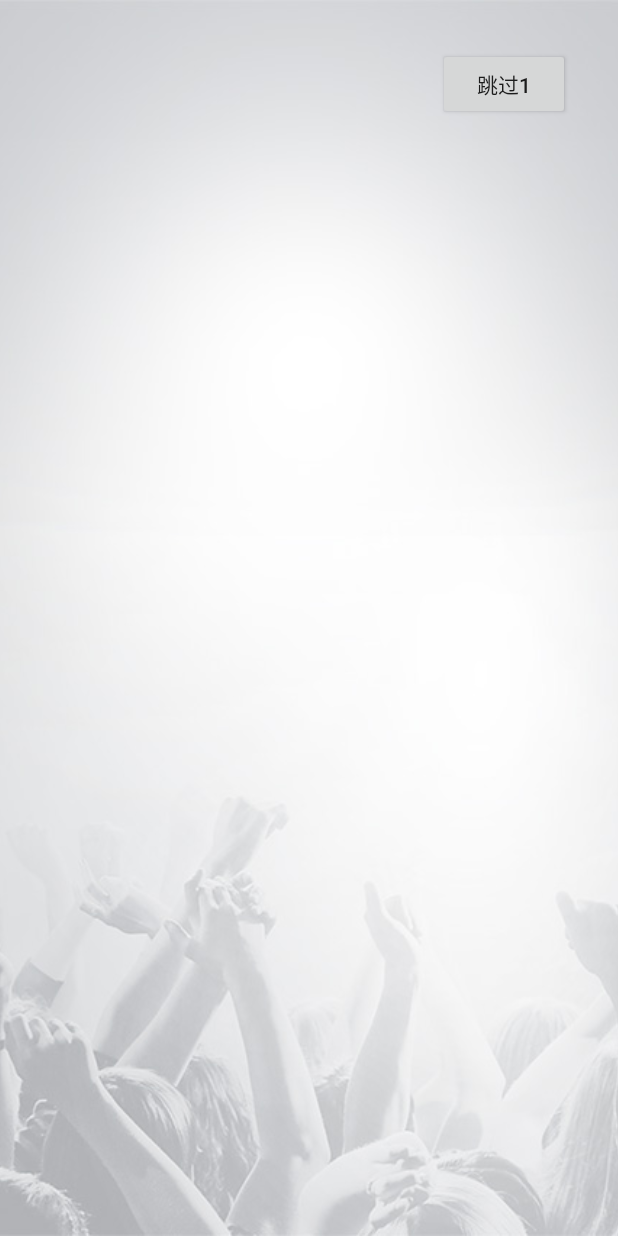
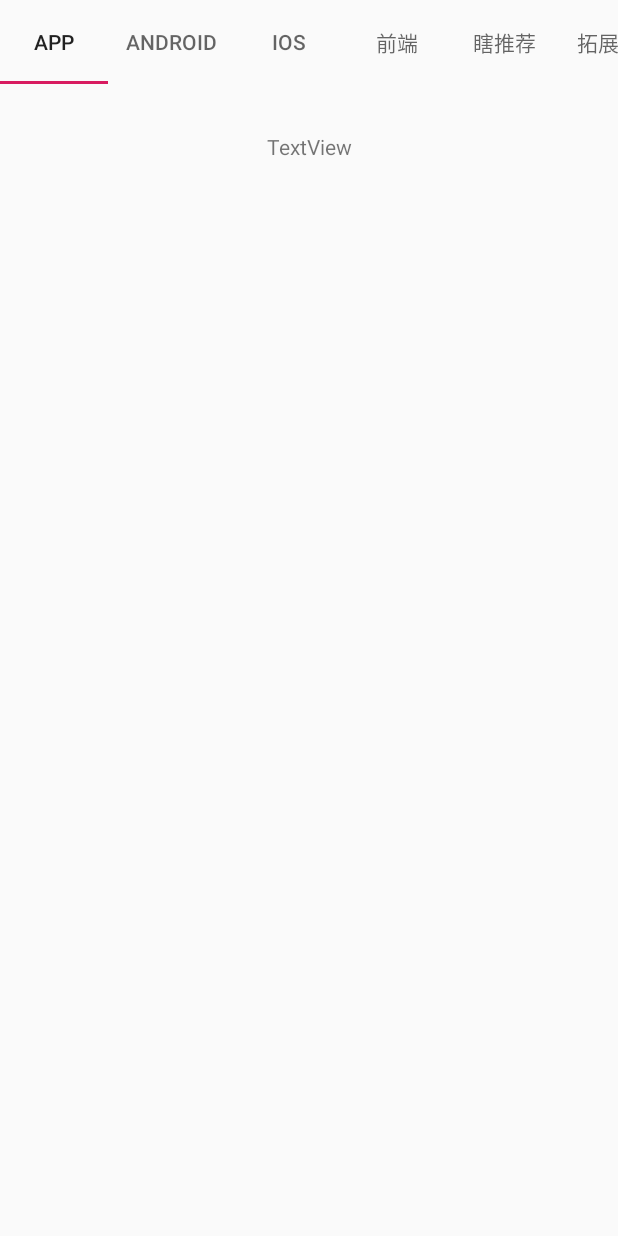
Before and after one commit to limpid100/DAll, an Android app: the screen it shows after launch (SplashActivity before the commit, MainActivity after it), on a phone screen of 412 x 824 dp. Run offline under Robolectric (Android 15) with nearby library versions, the phone set to English and light mode, and no system bars; our stand-ins replace ButterKnife, RxJava; network calls fail; pictures from the network do not load.

Commit message:
Fragment

```diff
--- a/app/build.gradle
+++ b/app/build.gradle
@@ -33,4 +33,5 @@ dependencies {
     implementation 'com.squareup.retrofit2:converter-gson:2.4.0'
     implementation 'com.github.bumptech.glide:glide:4.8.0'
     implementation 'com.squareup.retrofit2:adapter-rxjava2:2.5.0'
+    implementation 'com.android.support:design:28.0.0'
 }
--- a/app/src/main/AndroidManifest.xml
+++ b/app/src/main/AndroidManifest.xml
@@ -14,7 +14,7 @@
         android:supportsRtl="true"
         android:theme="@style/AppTheme"
         tools:ignore="GoogleAppIndexingWarning">
-        <activity android:name=".MainActivity"/>
+        <activity android:name=".main.MainActivity"/>
         <activity android:name=".splash.SplashActivity" android:theme="@style/FullScreen">
             <intent-filter>
                 <action android:name="android.intent.action.MAIN" />
--- a/app/src/main/java/com/dxl/dall/MainActivity.java
+++ /dev/null
@@ -1,17 +0,0 @@
-package com.dxl.dall;
-
-import android.support.v7.app.AppCompatActivity;
-import android.os.Bundle;
-
-/**
- * @author dxl
- * @date 2019/2/13 14:40
- */
-public class MainActivity extends AppCompatActivity {
-
-    @Override
-    protected void onCreate(Bundle savedInstanceState) {
-        super.onCreate(savedInstanceState);
-        setContentView(R.layout.activity_main);
-    }
-}
--- /dev/null
+++ b/app/src/main/java/com/dxl/dall/base/BaseFragment.java
@@ -0,0 +1,66 @@
+package com.dxl.dall.base;
+
+import android.os.Bundle;
+import android.support.annotation.NonNull;
+import android.support.annotation.Nullable;
+import android.support.v4.app.Fragment;
+import android.view.LayoutInflater;
+import android.view.View;
+import android.view.ViewGroup;
+
+import butterknife.ButterKnife;
+import butterknife.Unbinder;
+
+public abstract class BaseFragment<T extends IPresenter> extends Fragment implements IView {
+
+
+    private Unbinder unbinder;
+
+    private T mPresenter;
+
+
+    @Nullable
+    @Override
+    public View onCreateView(@NonNull LayoutInflater inflater, @Nullable ViewGroup container, @Nullable Bundle savedInstanceState) {
+
+        return inflater.inflate(getContentViewId(), container, false);
+    }
+
+    protected abstract int getContentViewId();
+
+    @Override
+    public void onViewCreated(@NonNull View view, @Nullable Bundle savedInstanceState) {
+        super.onViewCreated(view, savedInstanceState);
+        unbinder = ButterKnife.bind(this, view);
+        mPresenter = createPresenter();
+        if (mPresenter != null) {
+            mPresenter.attachView(this);
+        }
+        initView();
+
+    }
+
+    private void initView() {
+
+    }
+
+    private T createPresenter() {
+        return null;
+    }
+
+    @Override
+    public void onDestroyView() {
+        super.onDestroyView();
+        unbinder.unbind();
+    }
+
+    @Override
+    public void onDestroy() {
+        super.onDestroy();
+        if (mPresenter != null) {
+            mPresenter.detachView();
+        }
+    }
+
+
+}
--- /dev/null
+++ b/app/src/main/java/com/dxl/dall/entity/GlobalConfig.java
@@ -0,0 +1,10 @@
+package com.dxl.dall.entity;
+
+public class GlobalConfig {
+    public final static String CATEGORY_NAME_APP = "App";
+    public final static String CATEGORY_NAME_ANDROID = "Android";
+    public final static String CATEGORY_NAME_IOS = "iOS";
+    public final static String CATEGORY_NAME_FRONT_END = "前端";
+    public final static String CATEGORY_NAME_RECOMMEND = "瞎推荐";
+    public final static String CATEGORY_NAME_RESOURCE = "拓展资源";
+}
--- /dev/null
+++ b/app/src/main/java/com/dxl/dall/main/CategoryContract.java
@@ -0,0 +1,12 @@
+package com.dxl.dall.main;
+
+import com.dxl.dall.base.IView;
+
+public interface CategoryContract {
+    interface ICategoryView extends IView{
+
+    }
+    interface ICategoryPresenter{
+
+    }
+}
--- /dev/null
+++ b/app/src/main/java/com/dxl/dall/main/CategoryFragment.java
@@ -0,0 +1,23 @@
+package com.dxl.dall.main;
+
+import android.os.Bundle;
+
+import com.dxl.dall.R;
+import com.dxl.dall.base.BaseFragment;
+
+public class CategoryFragment extends BaseFragment<CategoryPresenter> implements CategoryContract.ICategoryView {
+
+    public static CategoryFragment newInstance() {
+
+        Bundle args = new Bundle();
+
+        CategoryFragment fragment = new CategoryFragment();
+        fragment.setArguments(args);
+        return fragment;
+    }
+
+    @Override
+    protected int getContentViewId() {
+        return R.layout.fragment_category;
+    }
+}
--- /dev/null
+++ b/app/src/main/java/com/dxl/dall/main/CategoryPresenter.java
@@ -0,0 +1,8 @@
+package com.dxl.dall.main;
+
+import com.dxl.dall.base.BasePresenter;
+
+public class CategoryPresenter extends BasePresenter<CategoryContract.ICategoryView> implements CategoryContract.ICategoryPresenter {
+
+
+}
--- /dev/null
+++ b/app/src/main/java/com/dxl/dall/main/MainActivity.java
@@ -0,0 +1,49 @@
+package com.dxl.dall.main;
+
+import android.support.design.widget.TabLayout;
+import android.support.v4.view.ViewPager;
+
+import com.dxl.dall.R;
+import com.dxl.dall.base.BaseActivity;
+import com.dxl.dall.entity.GlobalConfig;
+
+import butterknife.BindView;
+
+/**
+ * @author dxl
+ * @date 2019/2/13 14:40
+ */
+public class MainActivity extends BaseActivity {
+
+    @BindView(R.id.tab_layout)
+    TabLayout mTablayout;
+    @BindView(R.id.view_pager)
+    ViewPager mViewPager;
+
+    @Override
+    protected int getContentViewId() {
+        return R.layout.activity_main;
+    }
+
+    @Override
+    protected void initView() {
+        String[] titles = new String[]{
+                GlobalConfig.CATEGORY_NAME_APP,
+                GlobalConfig.CATEGORY_NAME_ANDROID,
+                GlobalConfig.CATEGORY_NAME_IOS,
+                GlobalConfig.CATEGORY_NAME_FRONT_END,
+                GlobalConfig.CATEGORY_NAME_RECOMMEND,
+                GlobalConfig.CATEGORY_NAME_RESOURCE
+        };
+        MainViewPagerAdapter pagerAdapter = new MainViewPagerAdapter(getSupportFragmentManager(), titles);
+
+        for (int i = 0; i < 6; i++) {
+            pagerAdapter.addFragment(CategoryFragment.newInstance());
+
+        }
+
+        mViewPager.setAdapter(pagerAdapter);
+        mTablayout.setupWithViewPager(mViewPager);
+        mViewPager.setCurrentItem(0);
+    }
+}
--- /dev/null
+++ b/app/src/main/java/com/dxl/dall/main/MainViewPagerAdapter.java
@@ -0,0 +1,44 @@
+package com.dxl.dall.main;
+
+import android.support.annotation.Nullable;
+import android.support.v4.app.Fragment;
+import android.support.v4.app.FragmentManager;
+import android.support.v4.app.FragmentStatePagerAdapter;
+
+import com.dxl.dall.base.BaseFragment;
+
+import java.util.ArrayList;
+import java.util.List;
+
+public class MainViewPagerAdapter extends FragmentStatePagerAdapter {
+
+    private String[] mTtitles;
+    private List<Fragment> mFragments;
+
+    public MainViewPagerAdapter(FragmentManager fm, String[] titles) {
+        super(fm);
+        mTtitles = titles;
+        mFragments = new ArrayList<>();
+    }
+
+    public void addFragment(BaseFragment fragment){
+        mFragments.add(fragment);
+
+    }
+
+    @Override
+    public Fragment getItem(int i) {
+        return mFragments.get(i);
+    }
+
+    @Override
+    public int getCount() {
+        return mFragments.size();
+    }
+
+    @Nullable
+    @Override
+    public CharSequence getPageTitle(int position) {
+        return mTtitles[position];
+    }
+}
--- a/app/src/main/java/com/dxl/dall/splash/SplashActivity.java
+++ b/app/src/main/java/com/dxl/dall/splash/SplashActivity.java
@@ -1,5 +1,6 @@
 package com.dxl.dall.splash;
 
+import android.content.Intent;
 import android.view.View;
 import android.widget.Button;
 import android.widget.ImageView;
@@ -10,6 +11,7 @@ import com.bumptech.glide.request.RequestOptions;
 import com.dxl.dall.R;
 import com.dxl.dall.Util.CommonUtil;
 import com.dxl.dall.base.BaseActivity;
+import com.dxl.dall.main.MainActivity;
 
 import butterknife.BindView;
 import io.reactivex.Observer;
@@ -40,6 +42,7 @@ public class SplashActivity extends BaseActivity<SplashPresenter> implements Spl
 
     @Override
     protected void initView() {
+        //获取bing每日图片的URL，获取成功后showImage()
         mPresenter.getImageURL();
         CommonUtil.countDown(COUNT_DOWN_TIME)
                 .observeOn(AndroidSchedulers.mainThread())
@@ -64,9 +67,15 @@ public class SplashActivity extends BaseActivity<SplashPresenter> implements Spl
 
                     @Override
                     public void onComplete() {
-                        Toast.makeText(SplashActivity.this, "完成", Toast.LENGTH_SHORT).show();
+//                        Toast.makeText(SplashActivity.this, "完成", Toast.LENGTH_SHORT).show();
+                        toMainActivity();
                     }
                 });
+    }
+
+
+    private void toMainActivity(){
+        startActivity(new Intent(this, MainActivity.class));
     }
 
 
--- a/app/src/main/res/layout/activity_main.xml
+++ b/app/src/main/res/layout/activity_main.xml
@@ -1,18 +1,26 @@
 <?xml version="1.0" encoding="utf-8"?>
-<android.support.constraint.ConstraintLayout xmlns:android="http://schemas.android.com/apk/res/android"
+<LinearLayout xmlns:android="http://schemas.android.com/apk/res/android"
     xmlns:app="http://schemas.android.com/apk/res-auto"
+    android:orientation="vertical"
     xmlns:tools="http://schemas.android.com/tools"
     android:layout_width="match_parent"
     android:layout_height="match_parent"
-    tools:context=".MainActivity">
+    tools:context=".main.MainActivity">
 
-    <TextView
-        android:layout_width="wrap_content"
-        android:layout_height="wrap_content"
-        android:text="Hello World!"
-        app:layout_constraintBottom_toBottomOf="parent"
-        app:layout_constraintLeft_toLeftOf="parent"
-        app:layout_constraintRight_toRightOf="parent"
-        app:layout_constraintTop_toTopOf="parent" />
+    <android.support.design.widget.TabLayout
+        app:tabMode="scrollable"
+        android:id="@+id/tab_layout"
+        android:layout_width="match_parent"
+        android:layout_height="?attr/actionBarSize">
 
-</android.support.constraint.ConstraintLayout>
+    </android.support.design.widget.TabLayout>
+
+    <android.support.v4.view.ViewPager
+        android:id="@+id/view_pager"
+        android:layout_width="match_parent"
+        android:layout_height="match_parent">
+
+    </android.support.v4.view.ViewPager>
+
+
+</LinearLayout>
--- /dev/null
+++ b/app/src/main/res/layout/fragment_category.xml
@@ -0,0 +1,22 @@
+<?xml version="1.0" encoding="utf-8"?>
+<android.support.constraint.ConstraintLayout
+    xmlns:android="http://schemas.android.com/apk/res/android"
+    xmlns:app="http://schemas.android.com/apk/res-auto"
+    xmlns:tools="http://schemas.android.com/tools"
+    android:layout_width="match_parent"
+    android:layout_height="match_parent">
+
+    <TextView
+        android:id="@+id/textView"
+        android:layout_width="wrap_content"
+        android:layout_height="wrap_content"
+        android:layout_marginStart="8dp"
+        android:layout_marginLeft="8dp"
+        android:layout_marginTop="32dp"
+        android:layout_marginEnd="8dp"
+        android:layout_marginRight="8dp"
+        android:text="TextView"
+        app:layout_constraintEnd_toEndOf="parent"
+        app:layout_constraintStart_toStartOf="parent"
+        app:layout_constraintTop_toTopOf="parent" />
+</android.support.constraint.ConstraintLayout>
```
